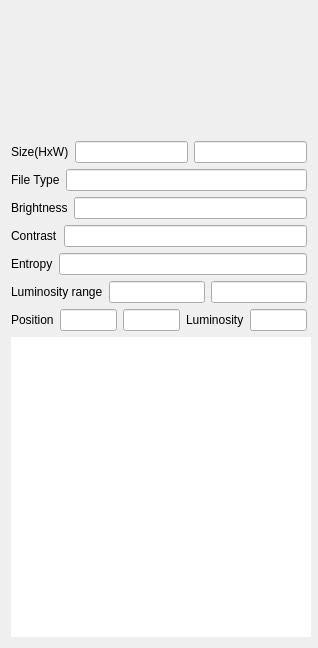
Above: forms/imagePanelForm.ui from alu0101041735/glvision before the change. Below: the same form after it.
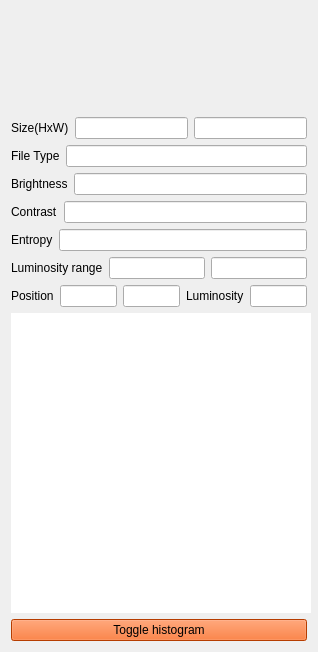
That is the form after the change. Custom widgets are drawn as their Qt base class.

Commit message: Enable toggling histogram mode

What changed in the file:
```diff
--- a/forms/imagePanelForm.ui
+++ b/forms/imagePanelForm.ui
@@ -185,6 +185,459 @@
      </property>
     </widget>
    </item>
+   <item>
+    <layout class="QHBoxLayout" name="horizontalLayout_8">
+     <item>
+      <widget class="QPushButton" name="toggleHistogram">
+       <property name="palette">
+        <palette>
+         <active>
+          <colorrole role="WindowText">
+           <brush brushstyle="SolidPattern">
+            <color alpha="255">
+             <red>0</red>
+             <green>0</green>
+             <blue>0</blue>
+            </color>
+           </brush>
+          </colorrole>
+          <colorrole role="Button">
+           <brush brushstyle="SolidPattern">
+            <color alpha="255">
+             <red>255</red>
+             <green>85</green>
+             <blue>0</blue>
+            </color>
+           </brush>
+          </colorrole>
+          <colorrole role="Light">
+           <brush brushstyle="SolidPattern">
+            <color alpha="255">
+             <red>255</red>
+             <green>170</green>
+             <blue>127</blue>
+            </color>
+           </brush>
+          </colorrole>
+          <colorrole role="Midlight">
+           <brush brushstyle="SolidPattern">
+            <color alpha="255">
+             <red>255</red>
+             <green>127</green>
+             <blue>63</blue>
+            </color>
+           </brush>
+          </colorrole>
+          <colorrole role="Dark">
+           <brush brushstyle="SolidPattern">
+            <color alpha="255">
+             <red>127</red>
+             <green>42</green>
+             <blue>0</blue>
+            </color>
+           </brush>
+          </colorrole>
+          <colorrole role="Mid">
+           <brush brushstyle="SolidPattern">
+            <color alpha="255">
+             <red>170</red>
+             <green>57</green>
+             <blue>0</blue>
+            </color>
+           </brush>
+          </colorrole>
+          <colorrole role="Text">
+           <brush brushstyle="SolidPattern">
+            <color alpha="255">
+             <red>0</red>
+             <green>0</green>
+             <blue>0</blue>
+            </color>
+           </brush>
+          </colorrole>
+          <colorrole role="BrightText">
+           <brush brushstyle="SolidPattern">
+            <color alpha="255">
+             <red>255</red>
+             <green>255</green>
+             <blue>255</blue>
+            </color>
+           </brush>
+          </colorrole>
+          <colorrole role="ButtonText">
+           <brush brushstyle="SolidPattern">
+            <color alpha="255">
+             <red>0</red>
+             <green>0</green>
+             <blue>0</blue>
+            </color>
+           </brush>
+          </colorrole>
+          <colorrole role="Base">
+           <brush brushstyle="SolidPattern">
+            <color alpha="255">
+             <red>255</red>
+             <green>255</green>
+             <blue>255</blue>
+            </color>
+           </brush>
+          </colorrole>
+          <colorrole role="Window">
+           <brush brushstyle="SolidPattern">
+            <color alpha="255">
+             <red>255</red>
+             <green>85</green>
+             <blue>0</blue>
+            </color>
+           </brush>
+          </colorrole>
+          <colorrole role="Shadow">
+           <brush brushstyle="SolidPattern">
+            <color alpha="255">
+             <red>0</red>
+             <green>0</green>
+             <blue>0</blue>
+            </color>
+           </brush>
+          </colorrole>
+          <colorrole role="AlternateBase">
+           <brush brushstyle="SolidPattern">
+            <color alpha="255">
+             <red>255</red>
+             <green>170</green>
+             <blue>127</blue>
+            </color>
+           </brush>
+          </colorrole>
+          <colorrole role="ToolTipBase">
+           <brush brushstyle="SolidPattern">
+            <color alpha="255">
+             <red>255</red>
+             <green>255</green>
+             <blue>220</blue>
+            </color>
+           </brush>
+          </colorrole>
+          <colorrole role="ToolTipText">
+           <brush brushstyle="SolidPattern">
+            <color alpha="255">
+             <red>0</red>
+             <green>0</green>
+             <blue>0</blue>
+            </color>
+           </brush>
+          </colorrole>
+          <colorrole role="PlaceholderText">
+           <brush brushstyle="SolidPattern">
+            <color alpha="128">
+             <red>0</red>
+             <green>0</green>
+             <blue>0</blue>
+            </color>
+           </brush>
+          </colorrole>
+         </active>
+         <inactive>
+          <colorrole role="WindowText">
+           <brush brushstyle="SolidPattern">
+            <color alpha="255">
+             <red>0</red>
+             <green>0</green>
+             <blue>0</blue>
+            </color>
+           </brush>
+          </colorrole>
+          <colorrole role="Button">
+           <brush brushstyle="SolidPattern">
+            <color alpha="255">
+             <red>255</red>
+             <green>85</green>
+             <blue>0</blue>
+            </color>
+           </brush>
+          </colorrole>
+          <colorrole role="Light">
+           <brush brushstyle="SolidPattern">
+            <color alpha="255">
+             <red>255</red>
+             <green>170</green>
+             <blue>127</blue>
+            </color>
+           </brush>
+          </colorrole>
+          <colorrole role="Midlight">
+           <brush brushstyle="SolidPattern">
+            <color alpha="255">
+             <red>255</red>
+             <green>127</green>
+             <blue>63</blue>
+            </color>
+           </brush>
+          </colorrole>
+          <colorrole role="Dark">
+           <brush brushstyle="SolidPattern">
+            <color alpha="255">
+             <red>127</red>
+             <green>42</green>
+             <blue>0</blue>
+            </color>
+           </brush>
+          </colorrole>
+          <colorrole role="Mid">
+           <brush brushstyle="SolidPattern">
+            <color alpha="255">
+             <red>170</red>
+             <green>57</green>
+             <blue>0</blue>
+            </color>
+           </brush>
+          </colorrole>
+          <colorrole role="Text">
+           <brush brushstyle="SolidPattern">
+            <color alpha="255">
+             <red>0</red>
+             <green>0</green>
+             <blue>0</blue>
+            </color>
+           </brush>
+          </colorrole>
+          <colorrole role="BrightText">
+           <brush brushstyle="SolidPattern">
+            <color alpha="255">
+             <red>255</red>
+             <green>255</green>
+             <blue>255</blue>
+            </color>
+           </brush>
+          </colorrole>
+          <colorrole role="ButtonText">
+           <brush brushstyle="SolidPattern">
+            <color alpha="255">
+             <red>0</red>
+             <green>0</green>
+             <blue>0</blue>
+            </color>
+           </brush>
+          </colorrole>
+          <colorrole role="Base">
+           <brush brushstyle="SolidPattern">
+            <color alpha="255">
+             <red>255</red>
+             <green>255</green>
+             <blue>255</blue>
+            </color>
+           </brush>
+          </colorrole>
+          <colorrole role="Window">
+           <brush brushstyle="SolidPattern">
+            <color alpha="255">
+             <red>255</red>
+             <green>85</green>
+             <blue>0</blue>
+            </color>
+           </brush>
+          </colorrole>
+          <colorrole role="Shadow">
+           <brush brushstyle="SolidPattern">
+            <color alpha="255">
+             <red>0</red>
+             <green>0</green>
+             <blue>0</blue>
+            </color>
+           </brush>
+          </colorrole>
+          <colorrole role="AlternateBase">
+           <brush brushstyle="SolidPattern">
+            <color alpha="255">
+             <red>255</red>
+             <green>170</green>
+             <blue>127</blue>
+            </color>
+           </brush>
+          </colorrole>
+          <colorrole role="ToolTipBase">
+           <brush brushstyle="SolidPattern">
+            <color alpha="255">
+             <red>255</red>
+             <green>255</green>
+             <blue>220</blue>
+            </color>
+           </brush>
+          </colorrole>
+          <colorrole role="ToolTipText">
+           <brush brushstyle="SolidPattern">
+            <color alpha="255">
+             <red>0</red>
+             <green>0</green>
+             <blue>0</blue>
+            </color>
+           </brush>
+          </colorrole>
+          <colorrole role="PlaceholderText">
+           <brush brushstyle="SolidPattern">
+            <color alpha="128">
+             <red>0</red>
+             <green>0</green>
+             <blue>0</blue>
+            </color>
+           </brush>
+          </colorrole>
+         </inactive>
+         <disabled>
+          <colorrole role="WindowText">
+           <brush brushstyle="SolidPattern">
+            <color alpha="255">
+             <red>127</red>
+             <green>42</green>
+             <blue>0</blue>
+            </color>
+           </brush>
+          </colorrole>
+          <colorrole role="Button">
+           <brush brushstyle="SolidPattern">
+            <color alpha="255">
+             <red>255</red>
+             <green>85</green>
+             <blue>0</blue>
+            </color>
+           </brush>
+          </colorrole>
+          <colorrole role="Light">
+           <brush brushstyle="SolidPattern">
+            <color alpha="255">
+             <red>255</red>
+             <green>170</green>
+             <blue>127</blue>
+            </color>
+           </brush>
+          </colorrole>
+          <colorrole role="Midlight">
+           <brush brushstyle="SolidPattern">
+            <color alpha="255">
+             <red>255</red>
+             <green>127</green>
+             <blue>63</blue>
+            </color>
+           </brush>
+          </colorrole>
+          <colorrole role="Dark">
+           <brush brushstyle="SolidPattern">
+            <color alpha="255">
+             <red>127</red>
+             <green>42</green>
+             <blue>0</blue>
+            </color>
+           </brush>
+          </colorrole>
+          <colorrole role="Mid">
+           <brush brushstyle="SolidPattern">
+            <color alpha="255">
+             <red>170</red>
+             <green>57</green>
+             <blue>0</blue>
+            </color>
+           </brush>
+          </colorrole>
+          <colorrole role="Text">
+           <brush brushstyle="SolidPattern">
+            <color alpha="255">
+             <red>127</red>
+             <green>42</green>
+             <blue>0</blue>
+            </color>
+           </brush>
+          </colorrole>
+          <colorrole role="BrightText">
+           <brush brushstyle="SolidPattern">
+            <color alpha="255">
+             <red>255</red>
+             <green>255</green>
+             <blue>255</blue>
+            </color>
+           </brush>
+          </colorrole>
+          <colorrole role="ButtonText">
+           <brush brushstyle="SolidPattern">
+            <color alpha="255">
+             <red>127</red>
+             <green>42</green>
+             <blue>0</blue>
+            </color>
+           </brush>
+          </colorrole>
+          <colorrole role="Base">
+           <brush brushstyle="SolidPattern">
+            <color alpha="255">
+             <red>255</red>
+             <green>85</green>
+             <blue>0</blue>
+            </color>
+           </brush>
+          </colorrole>
+          <colorrole role="Window">
+           <brush brushstyle="SolidPattern">
+            <color alpha="255">
+             <red>255</red>
+             <green>85</green>
+             <blue>0</blue>
+            </color>
+           </brush>
+          </colorrole>
+          <colorrole role="Shadow">
+           <brush brushstyle="SolidPattern">
+            <color alpha="255">
+             <red>0</red>
+             <green>0</green>
+             <blue>0</blue>
+            </color>
+           </brush>
+          </colorrole>
+          <colorrole role="AlternateBase">
+           <brush brushstyle="SolidPattern">
+            <color alpha="255">
+             <red>255</red>
+             <green>85</green>
+             <blue>0</blue>
+            </color>
+           </brush>
+          </colorrole>
+          <colorrole role="ToolTipBase">
+           <brush brushstyle="SolidPattern">
+            <color alpha="255">
+             <red>255</red>
+             <green>255</green>
+             <blue>220</blue>
+            </color>
+           </brush>
+          </colorrole>
+          <colorrole role="ToolTipText">
+           <brush brushstyle="SolidPattern">
+            <color alpha="255">
+             <red>0</red>
+             <green>0</green>
+             <blue>0</blue>
+            </color>
+           </brush>
+          </colorrole>
+          <colorrole role="PlaceholderText">
+           <brush brushstyle="SolidPattern">
+            <color alpha="128">
+             <red>0</red>
+             <green>0</green>
+             <blue>0</blue>
+            </color>
+           </brush>
+          </colorrole>
+         </disabled>
+        </palette>
+       </property>
+       <property name="text">
+        <string>Toggle histogram</string>
+       </property>
+      </widget>
+     </item>
+    </layout>
+   </item>
   </layout>
  </widget>
  <customwidgets>
```
The commit also changes 4 other files.
